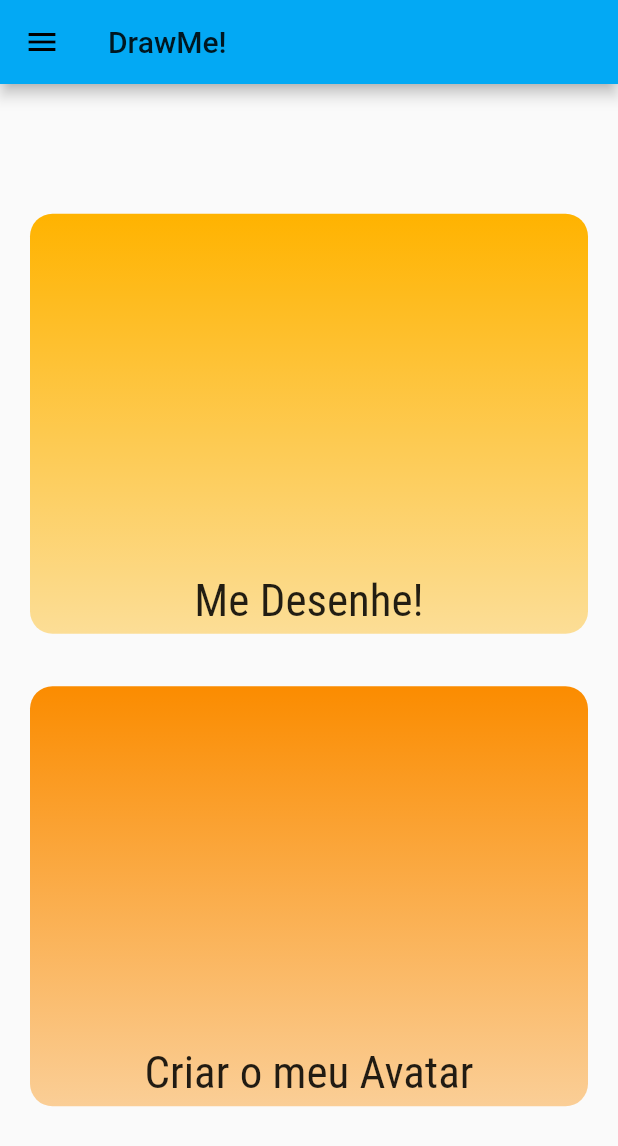
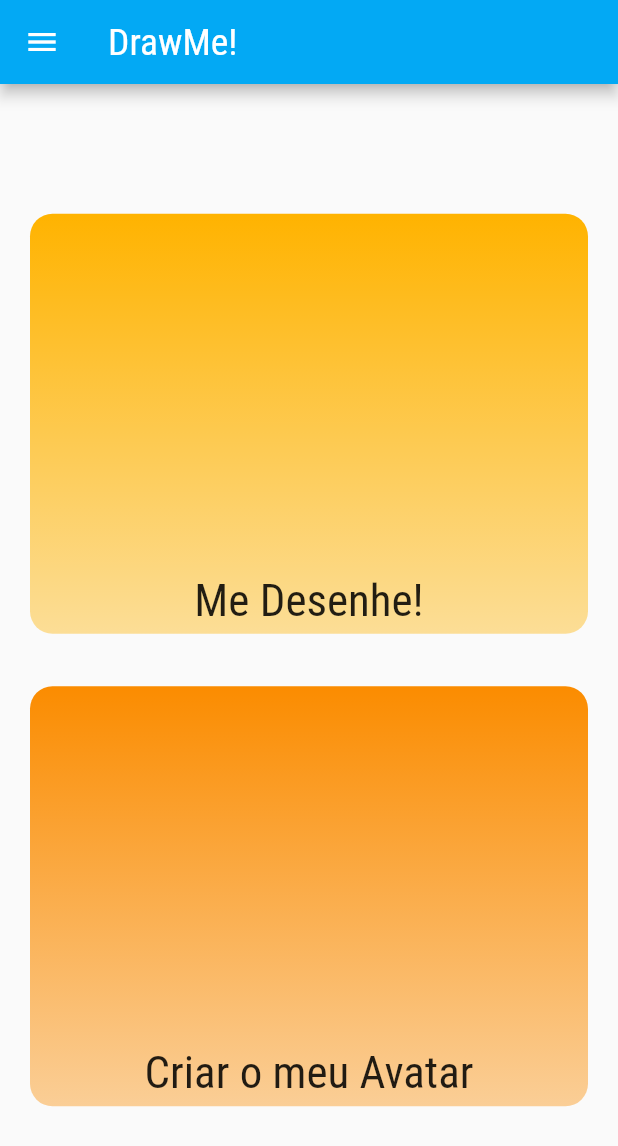
Before and after one commit to hadson0/DrawMe, a Flutter app: the screen it shows after launch, on a phone screen of 412 x 824 dp. Shown: the top 1146 px of the screen. Run offline on Flutter 3.47's test engine with Material 2 defaults, Android fonts, the phone set to English and light mode, and no system bars.

Commit message:
Updated theme and colors

```diff
--- a/lib/main.dart
+++ b/lib/main.dart
@@ -25,6 +25,16 @@ class MyApp extends StatelessWidget {
         theme: ThemeData(
           primarySwatch: Colors.lightBlue,
           accentColor: Colors.amber,
+          appBarTheme: AppBarTheme(
+            textTheme: ThemeData.light().textTheme.copyWith(
+                  headline6: TextStyle(
+                    fontFamily: 'RobotoCondensed',
+                    fontSize: 25,
+                    color: Colors.white,
+                  ),
+                ),
+          ),
+          primaryIconTheme: IconThemeData(color: Colors.white),
           textTheme: ThemeData.light().textTheme.copyWith(
                 headline6: TextStyle(
                   fontSize: 20,
--- a/lib/screens/avatar_detail_screen.dart
+++ b/lib/screens/avatar_detail_screen.dart
@@ -32,7 +32,7 @@ class AvatarDetailScreen extends StatelessWidget {
               height: 50,
               width: double.infinity,
               decoration: BoxDecoration(
-                color: Colors.grey.shade200,
+                color: Colors.grey.shade900,
               ),
               child: Column(
                 mainAxisAlignment: MainAxisAlignment.center,
@@ -42,6 +42,7 @@ class AvatarDetailScreen extends StatelessWidget {
                     style: TextStyle(
                       fontFamily: 'RobotoCondensed',
                       fontSize: 20,
+                      color: Colors.white,
                     ),
                   ),
                   Text(
```
